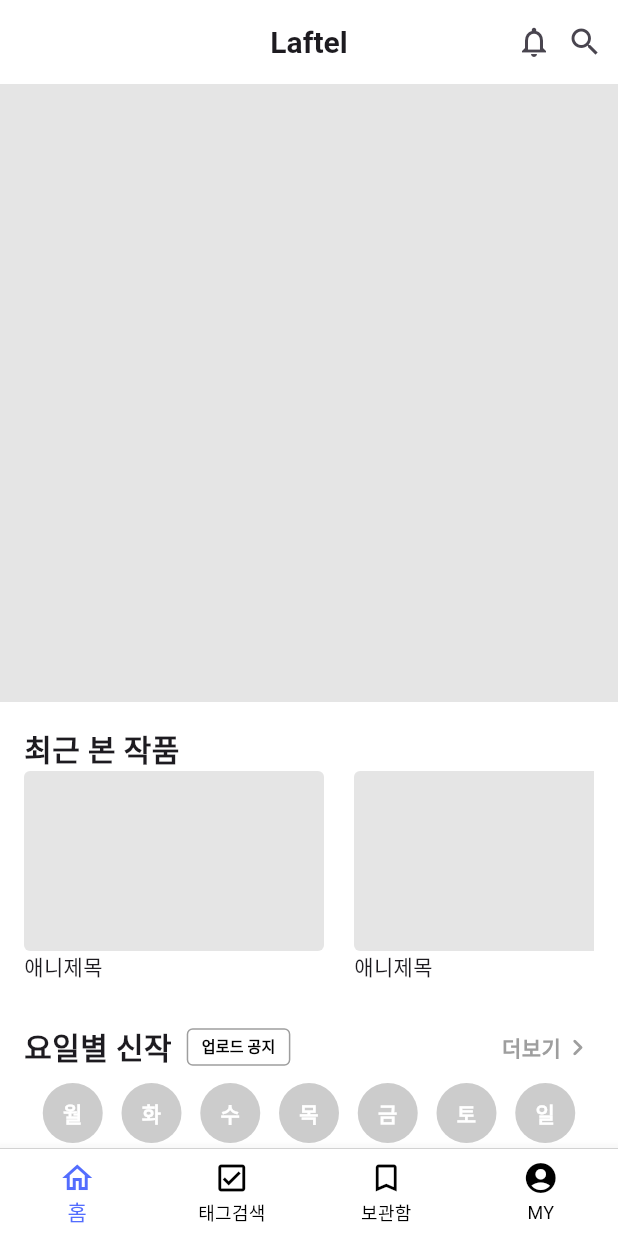
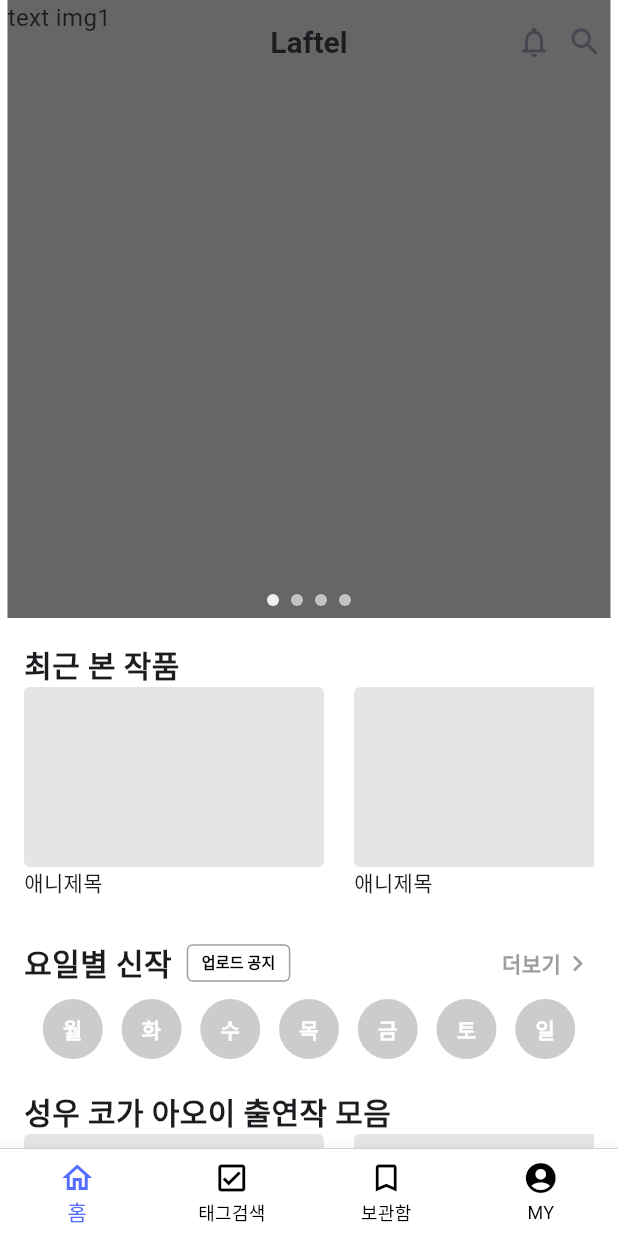
Before and after one commit to jangjia01234/Laftel_Flutter, a Flutter app: the screen it shows after launch, on a phone screen of 412 x 824 dp. Run offline on Flutter 3.47's test engine with Material 3 defaults, Android fonts, the phone set to English and light mode, and no system bars; drawn by our look-alikes of carousel_slider; our stand-ins replace video_player.

Commit message:
홈화면 캐러셀 구현 (indicator 포함)

```diff
--- a/lib/screens/home_screen.dart
+++ b/lib/screens/home_screen.dart
@@ -33,8 +33,10 @@ class _HomeScreenState extends State<HomeScreen> {
             child: Icon(Icons.search),
           ),
         ],
-        backgroundColor: Colors.white,
+        backgroundColor: Colors.transparent,
+        elevation: 0,
       ),
+      extendBodyBehindAppBar: true,
       body: SizedBox(
         width: double.infinity,
         height: MediaQuery.of(context).size.height,
--- a/lib/widgets/home/home_carousel_slide.dart
+++ b/lib/widgets/home/home_carousel_slide.dart
@@ -1,13 +1,141 @@
 import 'package:flutter/material.dart';
+import 'package:carousel_slider/carousel_slider.dart';
 
-class HomeCarouselSlide extends StatelessWidget {
+class HomeCarouselSlide extends StatefulWidget {
   const HomeCarouselSlide({super.key});
 
   @override
+  State<HomeCarouselSlide> createState() => _HomeCarouselSlideState();
+}
+
+class _HomeCarouselSlideState extends State<HomeCarouselSlide> {
+  final List<String> imgList = [
+    'img1',
+    'img2',
+    'img3',
+    'img4',
+  ];
+  int _current = 0;
+  final CarouselController _controller = CarouselController();
+
+  @override
   Widget build(BuildContext context) {
-    return Container(
-        width: double.infinity,
-        height: 350,
-        color: Colors.black.withOpacity(0.1));
+    double screenHeight = MediaQuery.of(context).size.height;
+
+    return Stack(
+      children: [
+        CarouselSlider(
+          items: imgList.map((item) {
+            return Builder(
+              builder: (BuildContext context) {
+                return Container(
+                    width: MediaQuery.of(context).size.width,
+                    margin: EdgeInsets.symmetric(horizontal: 5.0),
+                    decoration: BoxDecoration(color: Colors.black.withOpacity(0.6)),
+                    child: Text(
+                      'text $item',
+                      style: TextStyle(fontSize: 16.0),
+                    ));
+              },
+            );
+          }).toList(),
+          options: CarouselOptions(
+              height: screenHeight,
+              viewportFraction: 1.0,
+              initialPage: 0,
+              autoPlay: true,
+              autoPlayInterval: Duration(seconds: 4),
+              autoPlayAnimationDuration: Duration(milliseconds: 3000),
+              autoPlayCurve: Curves.fastOutSlowIn,
+              enableInfiniteScroll: true,
+              onPageChanged: (index, reason) {
+                setState(() {
+                  _current = index;
+                });
+              }),
+        ),
+        Positioned.fill(child: Align(
+          alignment: Alignment.bottomCenter,
+          child: Row(
+            mainAxisAlignment: MainAxisAlignment.center,
+            children: imgList.asMap().entries.map((entry) {
+              return GestureDetector(
+                onTap: () => _controller.animateToPage(entry.key),
+                child: Container(
+                  width: 8.0,
+                  height: 8.0,
+                  margin: EdgeInsets.symmetric(vertical: 8.0, horizontal: 4.0),
+                  decoration: BoxDecoration(
+                    shape: BoxShape.circle,
+                    color: (Theme.of(context).brightness == Brightness.light
+                        ? Colors.white
+                        : Colors.black)
+                        .withOpacity(_current == entry.key ? 0.9 : 0.6),
+                  ),
+                ),
+              );
+            }).toList(),
+          ),
+        ))
+      ],
+    );
   }
 }
+
+// class HomeCarouselSlide extends StatelessWidget {
+//   const HomeCarouselSlide({super.key});
+//
+//   @override
+//   Widget build(BuildContext context) {
+//     double screenHeight = MediaQuery.of(context).size.height;
+//
+//     final List<String> imgList = [
+//       'https://via.placeholder.com/600x400',
+//       'https://via.placeholder.com/600x400',
+//       'https://via.placeholder.com/600x400',
+//     ];
+//
+//     int _current = 0;
+//     final CarouselController _controller = CarouselController();
+//
+//     return Column(
+//       children: [
+//         CarouselSlider(
+//           items: [1, 2, 3, 4, 5].map((i) {
+//             return Builder(
+//               builder: (BuildContext context) {
+//                 return Container(
+//                     width: MediaQuery.of(context).size.width,
+//                     margin: EdgeInsets.symmetric(horizontal: 5.0),
+//                     decoration: BoxDecoration(color: Colors.amber),
+//                     child: Text(
+//                       'text $i',
+//                       style: TextStyle(fontSize: 16.0),
+//                     ));
+//               },
+//             );
+//           }).toList(),
+//           options: CarouselOptions(
+//             height: screenHeight,
+//             viewportFraction: 1.0,
+//             initialPage: 0,
+//             autoPlay: true,
+//             autoPlayInterval: Duration(seconds: 4),
+//             autoPlayAnimationDuration: Duration(milliseconds: 3000),
+//             autoPlayCurve: Curves.fastOutSlowIn,
+//             enableInfiniteScroll: true,
+//             onPageChanged: (index, reason) {
+//               setState(() {
+//                 _current = index;
+//               })
+//             }
+//           ),
+//         ),
+//         Row(
+//           mainAxisAlignment: MainAxisAlignment.center,
+//           children: ,
+//         )
+//       ],
+//     );
+//   }
+// }
--- a/pubspec.yaml
+++ b/pubspec.yaml
@@ -38,6 +38,7 @@ dependencies:
 
   # other libraries
   video_player: ^2.9.5
+  carousel_slider: ^4.2.1
 
 dev_dependencies:
   flutter_test:
```
Also changed, not shown: pubspec.lock.
